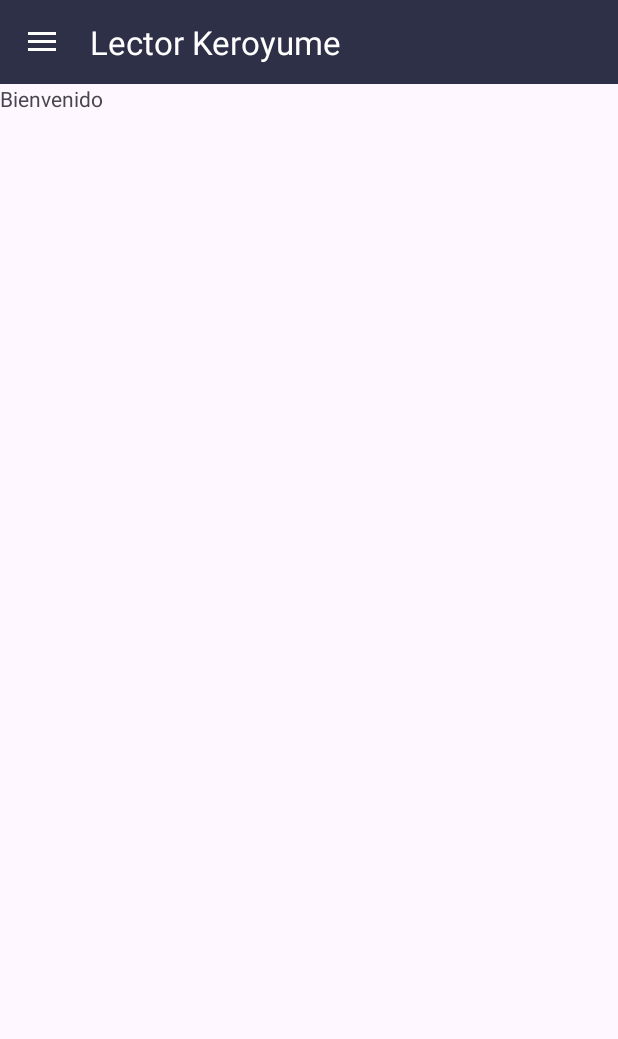
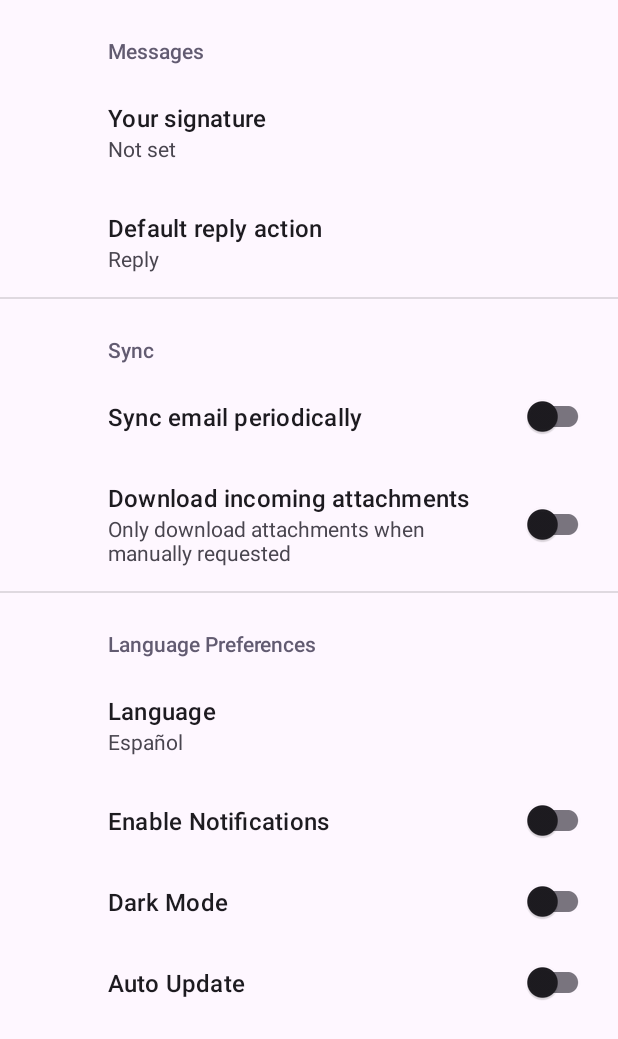
Before and after one commit to Gerchoss/parcial-2-am-acn4c-santana-walzer, an Android app: the MainActivity screen opened directly, with no data from a screen before it, in the side drawer, after a tap on "Ajustes", on a phone screen of 412 x 824 dp. Shown: the top 1039 px of the screen. Run offline under Robolectric (Android 15) with nearby library versions, the phone set to English and light mode, and no system bars; our stand-ins replace Firebase (no records; nobody signed in at launch, a user with empty details on screens opened directly), androidx.preference.

Commit message:
SettingsActivity's creation with changes made by IDE in AndroidManifest, MainActivity and build.gradle.
--next step, make a "back to menu" button in settings, make the "about us" section and "favorites" section (maybe on activity), the last one is create an interaction with homescreen's manga.

```diff
--- a/app/build.gradle.kts
+++ b/app/build.gradle.kts
@@ -39,6 +39,7 @@
     implementation(libs.activity)
     implementation(libs.constraintlayout)
     implementation(libs.firebase.auth)
+    implementation(libs.preference)
     testImplementation(libs.junit)
     androidTestImplementation(libs.ext.junit)
     androidTestImplementation(libs.espresso.core)
--- a/app/src/main/AndroidManifest.xml
+++ b/app/src/main/AndroidManifest.xml
@@ -1,7 +1,7 @@
 <?xml version="1.0" encoding="utf-8"?>
 <manifest xmlns:android="http://schemas.android.com/apk/res/android"
     xmlns:tools="http://schemas.android.com/tools"
-    package="com.example.lectorkeroyume">
+    package="com.example.lectorkeroyume" >
 
     <application
         android:allowBackup="true"
@@ -12,38 +12,38 @@
         android:roundIcon="@mipmap/ic_launcher_round"
         android:supportsRtl="true"
         android:theme="@style/Theme.LectorKeroyume"
-        tools:targetApi="31">
-
+        tools:targetApi="31" >
+        <activity
+            android:name=".SettingsActivity"
+            android:exported="false"
+            android:label="@string/title_activity_settings" />
         <activity
             android:name=".SplashScreen"
-            android:exported="true">
-            <intent-filter>
-                <action android:name="android.intent.action.MAIN" />
-                <category android:name="android.intent.category.LAUNCHER" />
-            </intent-filter>
-        </activity>
-
-        <activity
-            android:name=".MainActivity"
-            android:exported="true">
-        </activity>
-
-        <activity
-            android:name=".BookDetailActivity"
-            android:exported="true">
-        </activity>
-
-        <activity
-            android:name=".LoginActivity"
-            android:exported="true"
-            android:windowSoftInputMode="adjustResize">
+            android:exported="true" >
             <intent-filter>
                 <action android:name="android.intent.action.MAIN" />
 
                 <category android:name="android.intent.category.LAUNCHER" />
             </intent-filter>
         </activity>
+        <activity
+            android:name=".MainActivity"
+            android:exported="true" >
+        </activity>
+        <activity
+            android:name=".BookDetailActivity"
+            android:exported="true" >
+        </activity>
+        <activity
+            android:name=".LoginActivity"
+            android:exported="true"
+            android:windowSoftInputMode="adjustResize" >
+            <intent-filter>
+                <action android:name="android.intent.action.MAIN" />
 
+                <category android:name="android.intent.category.LAUNCHER" />
+            </intent-filter>
+        </activity>
     </application>
 
 </manifest>
--- a/app/src/main/java/com/example/lectorkeroyume/MainActivity.java
+++ b/app/src/main/java/com/example/lectorkeroyume/MainActivity.java
@@ -69,7 +69,8 @@
                 getSupportFragmentManager().beginTransaction().replace(R.id.fragment_container, new FavFragment()).commit();
                 break;
             case R.id.nav_settings:
-                getSupportFragmentManager().beginTransaction().replace(R.id.fragment_container, new SettingsFragment()).commit();
+                Intent intent = new Intent(this, SettingsActivity.class);
+                startActivity(intent);
                 break;
             case R.id.nav_about:
                 getSupportFragmentManager().beginTransaction().replace(R.id.fragment_container, new AboutFragment()).commit();
--- /dev/null
+++ b/app/src/main/java/com/example/lectorkeroyume/SettingsActivity.java
@@ -0,0 +1,33 @@
+package com.example.lectorkeroyume;
+
+import android.os.Bundle;
+
+import androidx.appcompat.app.ActionBar;
+import androidx.appcompat.app.AppCompatActivity;
+import androidx.preference.PreferenceFragmentCompat;
+
+public class SettingsActivity extends AppCompatActivity {
+
+    @Override
+    protected void onCreate(Bundle savedInstanceState) {
+        super.onCreate(savedInstanceState);
+        setContentView(R.layout.settings_activity);
+        if (savedInstanceState == null) {
+            getSupportFragmentManager()
+                    .beginTransaction()
+                    .replace(R.id.settings, new SettingsFragment())
+                    .commit();
+        }
+        ActionBar actionBar = getSupportActionBar();
+        if (actionBar != null) {
+            actionBar.setDisplayHomeAsUpEnabled(true);
+        }
+    }
+
+    public static class SettingsFragment extends PreferenceFragmentCompat {
+        @Override
+        public void onCreatePreferences(Bundle savedInstanceState, String rootKey) {
+            setPreferencesFromResource(R.xml.root_preferences, rootKey);
+        }
+    }
+}
--- a/app/src/main/java/com/example/lectorkeroyume/SettingsFragment.java
+++ /dev/null
@@ -1,64 +0,0 @@
-package com.example.lectorkeroyume;
-
-import android.os.Bundle;
-
-import androidx.fragment.app.Fragment;
-
-import android.view.LayoutInflater;
-import android.view.View;
-import android.view.ViewGroup;
-
-/**
- * A simple {@link Fragment} subclass.
- * Use the {@link SettingsFragment#newInstance} factory method to
- * create an instance of this fragment.
- */
-public class SettingsFragment extends Fragment {
-
-    // TODO: Rename parameter arguments, choose names that match
-    // the fragment initialization parameters, e.g. ARG_ITEM_NUMBER
-    private static final String ARG_PARAM1 = "param1";
-    private static final String ARG_PARAM2 = "param2";
-
-    // TODO: Rename and change types of parameters
-    private String mParam1;
-    private String mParam2;
-
-    public SettingsFragment() {
-        // Required empty public constructor
-    }
-
-    /**
-     * Use this factory method to create a new instance of
-     * this fragment using the provided parameters.
-     *
-     * @param param1 Parameter 1.
-     * @param param2 Parameter 2.
-     * @return A new instance of fragment SettingsFragment.
-     */
-    // TODO: Rename and change types and number of parameters
-    public static SettingsFragment newInstance(String param1, String param2) {
-        SettingsFragment fragment = new SettingsFragment();
-        Bundle args = new Bundle();
-        args.putString(ARG_PARAM1, param1);
-        args.putString(ARG_PARAM2, param2);
-        fragment.setArguments(args);
-        return fragment;
-    }
-
-    @Override
-    public void onCreate(Bundle savedInstanceState) {
-        super.onCreate(savedInstanceState);
-        if (getArguments() != null) {
-            mParam1 = getArguments().getString(ARG_PARAM1);
-            mParam2 = getArguments().getString(ARG_PARAM2);
-        }
-    }
-
-    @Override
-    public View onCreateView(LayoutInflater inflater, ViewGroup container,
-                             Bundle savedInstanceState) {
-        // Inflate the layout for this fragment
-        return inflater.inflate(R.layout.fragment_settings, container, false);
-    }
-}
--- a/app/src/main/res/layout/fragment_settings.xml
+++ /dev/null
@@ -1,14 +0,0 @@
-<?xml version="1.0" encoding="utf-8"?>
-<FrameLayout xmlns:android="http://schemas.android.com/apk/res/android"
-    xmlns:tools="http://schemas.android.com/tools"
-    android:layout_width="match_parent"
-    android:layout_height="match_parent"
-    tools:context=".SettingsFragment">
-
-    <!-- TODO: Update blank fragment layout -->
-    <TextView
-        android:layout_width="match_parent"
-        android:layout_height="match_parent"
-        android:text="@string/welcome" />
-
-</FrameLayout>
--- /dev/null
+++ b/app/src/main/res/layout/settings_activity.xml
@@ -0,0 +1,9 @@
+<LinearLayout xmlns:android="http://schemas.android.com/apk/res/android"
+    android:layout_width="match_parent"
+    android:layout_height="match_parent">
+
+    <FrameLayout
+        android:id="@+id/settings"
+        android:layout_width="match_parent"
+        android:layout_height="match_parent" />
+</LinearLayout>
--- /dev/null
+++ b/app/src/main/res/values/arrays.xml
@@ -0,0 +1,29 @@
+<resources>
+    <!-- Reply Preference -->
+    <string-array name="reply_entries">
+        <item>Reply</item>
+        <item>Reply to all</item>
+    </string-array>
+
+    <string-array name="reply_values">
+        <item>reply</item>
+        <item>reply_all</item>
+    </string-array>
+
+    <string-array name="language_entries">
+        <item>Español</item>
+        <item>Inglés</item>
+        <item>Japonés</item>
+        <item>Coreano</item>
+        <item>Francés</item>
+    </string-array>
+    <string-array name="language_values">
+        <item>es</item>
+        <item>en</item>
+        <item>ja</item>
+        <item>ko</item>
+        <item>fr</item>
+    </string-array>
+
+
+</resources>
--- a/app/src/main/res/values/strings.xml
+++ b/app/src/main/res/values/strings.xml
@@ -16,5 +16,23 @@
 
 
     <string name="hello_blank_fragment">Hello blank fragment</string>
+    <!-- Settings Activity Title -->
+    <string name="title_activity_settings">SettingsActivity</string>
+
+    <!-- Preference Titles -->
+    <string name="messages_header">Messages</string>
+    <string name="sync_header">Sync</string>
+
+    <!-- Messages Preferences -->
+    <string name="signature_title">Your signature</string>
+    <string name="reply_title">Default reply action</string>
+
+    <!-- Sync Preferences -->
+    <string name="sync_title">Sync email periodically</string>
+    <string name="attachment_title">Download incoming attachments</string>
+    <string name="attachment_summary_on">Automatically download attachments for incoming emails
+    </string>
+    <string name="attachment_summary_off">Only download attachments when manually requested</string>
+
 
 </resources>
--- /dev/null
+++ b/app/src/main/res/xml/root_preferences.xml
@@ -0,0 +1,59 @@
+<PreferenceScreen xmlns:app="http://schemas.android.com/apk/res-auto">
+
+    <PreferenceCategory app:title="@string/messages_header">
+
+        <EditTextPreference
+            app:key="signature"
+            app:title="@string/signature_title"
+            app:useSimpleSummaryProvider="true" />
+
+        <ListPreference
+            app:defaultValue="reply"
+            app:entries="@array/reply_entries"
+            app:entryValues="@array/reply_values"
+            app:key="reply"
+            app:title="@string/reply_title"
+            app:useSimpleSummaryProvider="true" />
+
+    </PreferenceCategory>
+
+    <PreferenceCategory app:title="@string/sync_header">
+
+        <SwitchPreferenceCompat
+            app:key="sync"
+            app:title="@string/sync_title" />
+
+        <SwitchPreferenceCompat
+            app:dependency="sync"
+            app:key="attachment"
+            app:summaryOff="@string/attachment_summary_off"
+            app:summaryOn="@string/attachment_summary_on"
+            app:title="@string/attachment_title" />
+
+    </PreferenceCategory>
+
+    <PreferenceCategory app:title="Language Preferences">
+
+        <ListPreference
+            app:key="language"
+            app:title="Language"
+            app:entries="@array/language_entries"
+            app:entryValues="@array/language_values"
+            app:useSimpleSummaryProvider="true"
+            app:defaultValue="es" />
+
+        <SwitchPreferenceCompat
+            app:key="notification"
+            app:title="Enable Notifications" />
+
+        <SwitchPreferenceCompat
+            app:key="dark_mode"
+            app:title="Dark Mode" />
+
+        <SwitchPreferenceCompat
+            app:key="auto_update"
+            app:title="Auto Update" />
+
+    </PreferenceCategory>
+
+</PreferenceScreen>
--- a/gradle/libs.versions.toml
+++ b/gradle/libs.versions.toml
@@ -9,6 +9,7 @@
 constraintlayout = "2.1.4"
 googleGmsGoogleServices = "4.4.2"
 firebaseAuth = "23.0.0"
+preference = "1.2.0"
 
 [libraries]
 junit = { group = "junit", name = "junit", version.ref = "junit" }
@@ -19,6 +20,7 @@
 activity = { group = "androidx.activity", name = "activity", version.ref = "activity" }
 constraintlayout = { group = "androidx.constraintlayout", name = "constraintlayout", version.ref = "constraintlayout" }
 firebase-auth = { group = "com.google.firebase", name = "firebase-auth", version.ref = "firebaseAuth" }
+preference = { group = "androidx.preference", name = "preference", version.ref = "preference" }
 
 [plugins]
 android-application = { id = "com.android.application", version.ref = "agp" }
```
Also changed, not shown: app/src/main/res/drawable/manga.jpg (added), app/src/main/res/drawable/proximamente.jpg (added).
